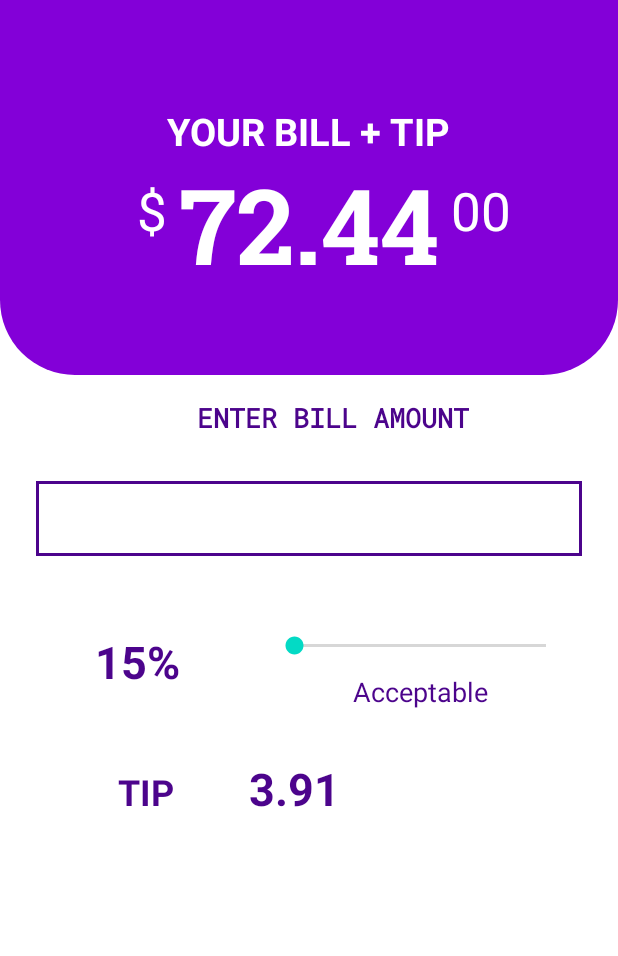
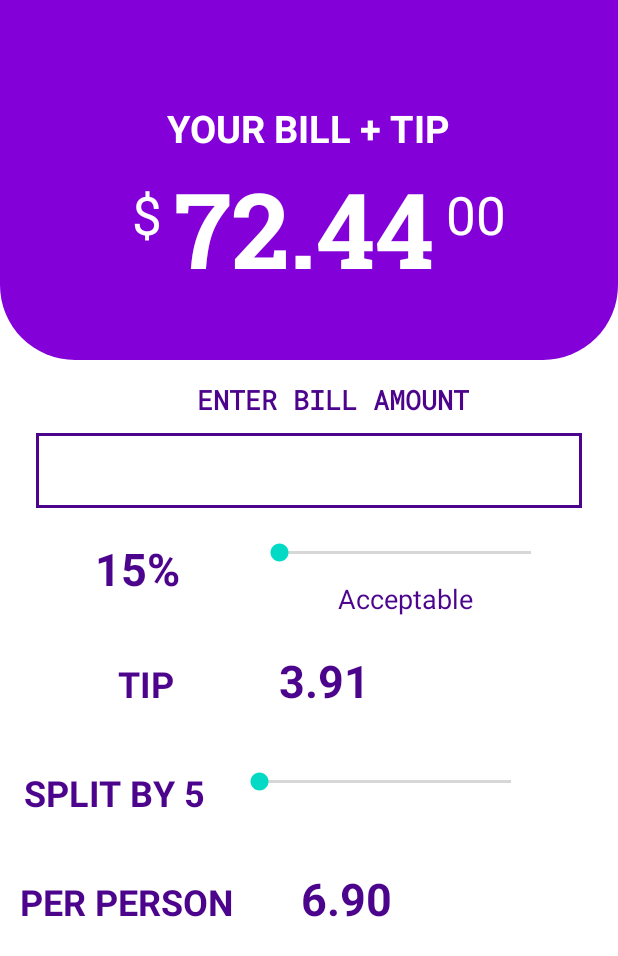
Before and after one commit to DivineUgorji/TipCalculator, an Android app: the layout activity_main.xml on its own in the app's theme, with its tools: preview values and no code run, on a phone screen of 412 x 824 dp. Shown: the top 956 px of the screen. Run offline under Robolectric (Android 15) with nearby library versions, the phone set to English and light mode, and no system bars; Roboto replaces fonts that are not available here.

Commit message:
Improved logic for the splitSeekBar

```diff
--- a/app/src/main/res/layout/activity_main.xml
+++ b/app/src/main/res/layout/activity_main.xml
@@ -11,7 +11,7 @@
     <View
         android:id="@+id/conten_view"
         android:layout_width="match_parent"
-        android:layout_height="250dp"
+        android:layout_height="240dp"
         android:background="@drawable/bg_header"
         app:layout_constraintEnd_toEndOf="parent"
         app:layout_constraintStart_toStartOf="parent"
@@ -21,7 +21,7 @@
         android:id="@+id/textView4"
         android:layout_width="wrap_content"
         android:layout_height="wrap_content"
-        android:layout_marginTop="70dp"
+        android:layout_marginTop="68dp"
         android:fontFamily="@font/roboto"
         android:text="YOUR BILL + TIP"
         android:textAppearance="@style/TextAppearance.AppCompat.Medium"
@@ -57,6 +57,7 @@
         android:textStyle="bold"
         app:layout_constraintBottom_toTopOf="@+id/guideline2"
         app:layout_constraintEnd_toEndOf="parent"
+        app:layout_constraintHorizontal_bias="0.485"
         app:layout_constraintStart_toStartOf="parent"
         tools:text="72.44" />
 
@@ -78,14 +79,14 @@
         android:layout_width="wrap_content"
         android:layout_height="wrap_content"
         android:orientation="horizontal"
-        app:layout_constraintGuide_begin="196dp" />
+        app:layout_constraintGuide_begin="199dp" />
 
 
     <TextView
         android:id="@+id/textView5"
         android:layout_width="wrap_content"
         android:layout_height="wrap_content"
-        android:layout_marginTop="70dp"
+        android:layout_marginTop="55dp"
         android:fontFamily="@font/roboto_mono"
         android:text="ENTER BILL AMOUNT"
         android:textAppearance="@style/TextAppearance.AppCompat.Medium"
@@ -101,12 +102,12 @@
         android:layout_width="0dp"
         android:layout_height="50dp"
         android:layout_marginStart="24dp"
-        android:layout_marginTop="30dp"
+        android:layout_marginTop="10dp"
         android:layout_marginEnd="24dp"
         android:background="@drawable/et_design"
         android:ems="10"
         android:foregroundGravity="center"
-        android:gravity="center_horizontal"
+        android:gravity="center_horizontal|center_vertical"
         android:inputType="numberDecimal"
         android:textColor="	#4c048c"
         android:textColorHint="#FFFFFF"
@@ -121,7 +122,7 @@
         android:id="@+id/tvTipPercent"
         android:layout_width="wrap_content"
         android:layout_height="wrap_content"
-        android:layout_marginTop="50dp"
+        android:layout_marginTop="20dp"
         android:layout_marginEnd="268dp"
         android:textColor="	#4c048c"
         android:textSize="30sp"
@@ -134,7 +135,7 @@
         android:id="@+id/seekBarTip"
         android:layout_width="200dp"
         android:layout_height="20dp"
-        android:layout_marginStart="60dp"
+        android:layout_marginStart="50dp"
         android:max="30"
         app:layout_constraintBottom_toBottomOf="@+id/tvTipPercent"
         app:layout_constraintStart_toEndOf="@+id/tvTipPercent"
@@ -145,7 +146,7 @@
         android:id="@+id/tipLabel"
         android:layout_width="wrap_content"
         android:layout_height="wrap_content"
-        android:layout_marginTop="50dp"
+        android:layout_marginTop="40dp"
         android:layout_marginEnd="4dp"
         android:text="TIP"
         android:textAppearance="@style/TextAppearance.AppCompat.Large"
@@ -155,12 +156,12 @@
         app:layout_constraintEnd_toEndOf="@+id/tvTipPercent"
         app:layout_constraintTop_toBottomOf="@+id/tvTipPercent" />
 
+
     <TextView
         android:id="@+id/tvTipAmount"
         android:layout_width="wrap_content"
         android:layout_height="wrap_content"
-        android:layout_marginStart="50dp"
-        android:inputType="numberDecimal"
+        android:layout_marginStart="70dp"
         android:textAppearance="@style/TextAppearance.AppCompat.Large"
         android:textColor="	#4c048c"
         android:textSize="30sp"
@@ -181,5 +182,58 @@
         app:layout_constraintStart_toStartOf="@+id/seekBarTip"
         app:layout_constraintTop_toBottomOf="@+id/seekBarTip" />
 
+    <TextView
+        android:id="@+id/tvSplitResult"
+        android:layout_width="wrap_content"
+        android:layout_height="wrap_content"
+        android:layout_marginStart="45dp"
+        android:textColor="	#4c048c"
+        android:textSize="30sp"
+        android:textStyle="bold"
+        app:layout_constraintBaseline_toBaselineOf="@+id/textView3"
+        app:layout_constraintStart_toEndOf="@+id/textView3"
+        tools:text="6.90" />
+
+    <TextView
+        android:id="@+id/textView3"
+        android:layout_width="wrap_content"
+        android:layout_height="wrap_content"
+        android:layout_marginStart="13dp"
+        android:layout_marginTop="40dp"
+        android:text="PER PERSON"
+        android:textColor="	#4c048c"
+        android:textSize="24sp"
+        android:textStyle="bold"
+        app:layout_constraintEnd_toEndOf="@+id/tvSplitSeekBar"
+        app:layout_constraintHorizontal_bias="0.0"
+        app:layout_constraintStart_toStartOf="parent"
+        app:layout_constraintTop_toBottomOf="@+id/tvSplitSeekBar" />
+
+    <TextView
+        android:id="@+id/tvSplitSeekBar"
+        android:layout_width="wrap_content"
+        android:layout_height="wrap_content"
+        android:layout_marginStart="16dp"
+        android:layout_marginTop="40dp"
+        android:text="SPLIT BY 5"
+        android:textColor="	#4c048c"
+        android:textSize="24sp"
+        android:textStyle="bold"
+        app:layout_constraintEnd_toEndOf="@+id/tipLabel"
+        app:layout_constraintHorizontal_bias="0.0"
+        app:layout_constraintStart_toStartOf="parent"
+        app:layout_constraintTop_toBottomOf="@+id/tipLabel" />
+
+    <SeekBar
+        android:id="@+id/splitSeekBar"
+        android:layout_width="200dp"
+        android:layout_height="wrap_content"
+        android:layout_marginStart="20dp"
+        android:max="15"
+        app:layout_constraintBottom_toBottomOf="@+id/tvSplitSeekBar"
+        app:layout_constraintStart_toEndOf="@+id/tvSplitSeekBar"
+        app:layout_constraintTop_toTopOf="@+id/tvSplitSeekBar"
+        app:layout_constraintVertical_bias="0.0" />
+
 
 </androidx.constraintlayout.widget.ConstraintLayout>
```
Lines whose indentation alone changed are shown as unchanged.
